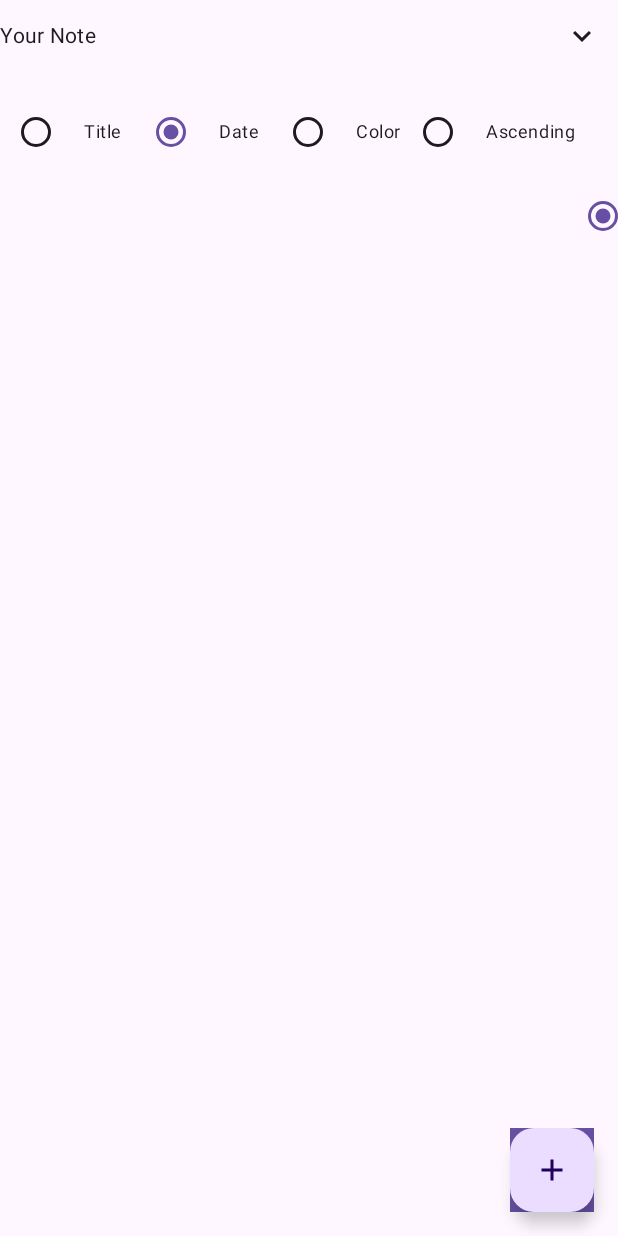
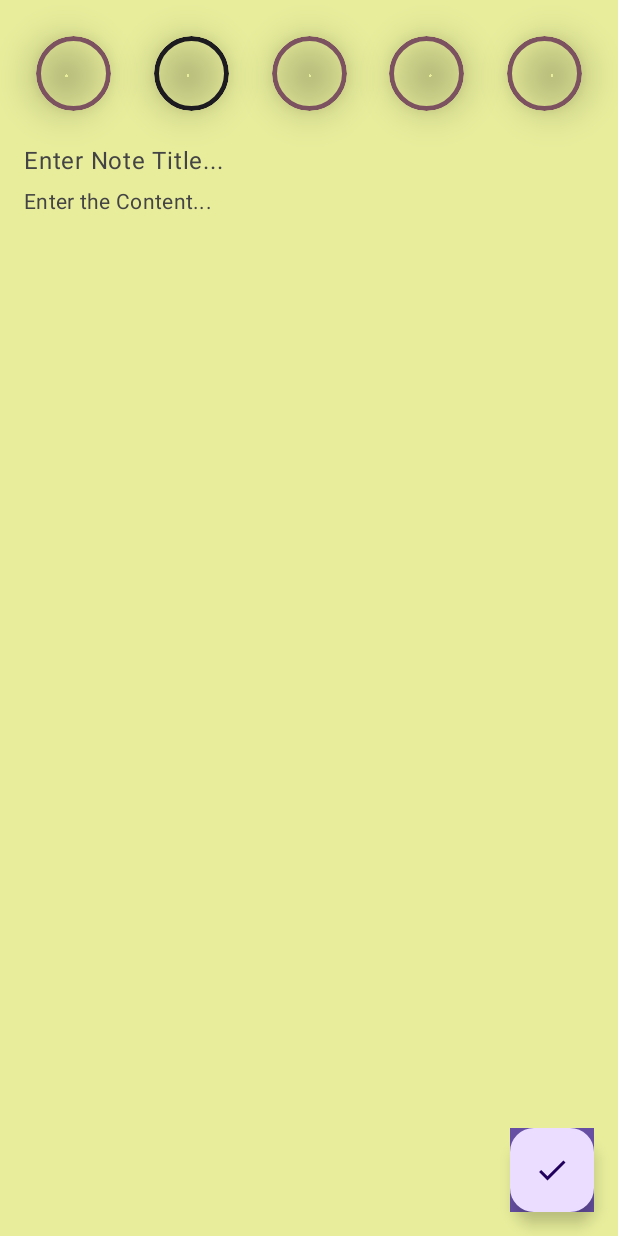
Before and after one commit to Abdallah-Alqiran/Note-App, an Android app built with Jetpack Compose: the screen it shows after launch (MainActivity), after a tap on "Add Note", on a phone screen of 412 x 824 dp. Run offline under Robolectric (Android 15) with nearby library versions, the phone set to English and light mode, and no system bars; our stand-ins replace Dagger/Hilt's generated code, Room's generated code; 1 other tap on this screen came first.

Commit message:
make app working but it needs UI edits

```diff
--- a/app/src/main/java/com/alqiran/noteapp/MainActivity.kt
+++ b/app/src/main/java/com/alqiran/noteapp/MainActivity.kt
@@ -3,8 +3,16 @@ package com.alqiran.noteapp
 import android.os.Bundle
 import androidx.activity.ComponentActivity
 import androidx.activity.compose.setContent
+import androidx.compose.material3.MaterialTheme
+import androidx.compose.material3.Surface
+import androidx.navigation.NavType
+import androidx.navigation.compose.NavHost
+import androidx.navigation.compose.composable
 import androidx.navigation.compose.rememberNavController
+import androidx.navigation.navArgument
+import com.alqiran.noteapp.feature_node.ui.add_edit_note_screen.AddEditNoteScreen
 import com.alqiran.noteapp.feature_node.ui.notes_screen.NotesScreen
+import com.alqiran.noteapp.feature_node.ui.util.Screen
 import com.alqiran.noteapp.theme.NoteAppTheme
 import dagger.hilt.android.AndroidEntryPoint
 
@@ -14,7 +22,39 @@ class MainActivity : ComponentActivity() {
         super.onCreate(savedInstanceState)
         setContent {
             NoteAppTheme {
-                NotesScreen(navController = rememberNavController())
+                Surface(
+                    color = MaterialTheme.colorScheme.background
+                ) {
+                    val navController = rememberNavController()
+                    NavHost(
+                        navController = navController,
+                        startDestination = Screen.NotesScreen.route
+                    ) {
+                        composable(route = Screen.NotesScreen.route) {
+                            NotesScreen(navController = navController)
+                        }
+
+                        composable(
+                            route = Screen.AddEditNoteScreen.route + "?note={noteId}&noteColor={noteColor}",
+                            arguments = listOf(
+                                navArgument(
+                                    name = "noteId"
+                                ) {
+                                    type = NavType.IntType
+                                    defaultValue = -1
+                                },
+                                navArgument(name = "noteColor") {
+                                    type = NavType.IntType
+                                    defaultValue = -1
+                                }
+                            )
+                        ) {
+                            val color = it.arguments?.getInt("noteColor")?: -1
+                            AddEditNoteScreen(navController = navController, noteColor = color)
+                        }
+
+                    }
+                }
             }
         }
     }
--- /dev/null
+++ b/app/src/main/java/com/alqiran/noteapp/feature_node/ui/add_edit_note_screen/AddEditNoteScreen.kt
@@ -0,0 +1,167 @@
+package com.alqiran.noteapp.feature_node.ui.add_edit_note_screen
+
+import android.widget.Toast
+import androidx.compose.animation.Animatable
+import androidx.compose.animation.core.tween
+import androidx.compose.foundation.background
+import androidx.compose.foundation.border
+import androidx.compose.foundation.clickable
+import androidx.compose.foundation.layout.Arrangement
+import androidx.compose.foundation.layout.Box
+import androidx.compose.foundation.layout.Column
+import androidx.compose.foundation.layout.Row
+import androidx.compose.foundation.layout.Spacer
+import androidx.compose.foundation.layout.fillMaxSize
+import androidx.compose.foundation.layout.fillMaxWidth
+import androidx.compose.foundation.layout.height
+import androidx.compose.foundation.layout.padding
+import androidx.compose.foundation.layout.size
+import androidx.compose.foundation.shape.CircleShape
+import androidx.compose.material.icons.Icons
+import androidx.compose.material.icons.filled.Done
+import androidx.compose.material3.FloatingActionButton
+import androidx.compose.material3.Icon
+import androidx.compose.material3.MaterialTheme
+import androidx.compose.material3.Scaffold
+import androidx.compose.runtime.Composable
+import androidx.compose.runtime.LaunchedEffect
+import androidx.compose.runtime.remember
+import androidx.compose.runtime.rememberCoroutineScope
+import androidx.compose.ui.Modifier
+import androidx.compose.ui.draw.clip
+import androidx.compose.ui.draw.shadow
+import androidx.compose.ui.graphics.Color
+import androidx.compose.ui.graphics.toArgb
+import androidx.compose.ui.platform.LocalContext
+import androidx.compose.ui.unit.dp
+import androidx.hilt.navigation.compose.hiltViewModel
+import androidx.navigation.NavController
+import com.alqiran.noteapp.feature_node.domain.model.Note
+import com.alqiran.noteapp.feature_node.ui.add_edit_note_screen.components.TransparentHintTextField
+import com.alqiran.noteapp.feature_node.ui.add_edit_note_screen.viewModel.AddEditNoteEvent
+import com.alqiran.noteapp.feature_node.ui.add_edit_note_screen.viewModel.AddEditNoteViewModel
+import com.alqiran.noteapp.feature_node.ui.add_edit_note_screen.viewModel.EventUi
+import kotlinx.coroutines.flow.collectLatest
+import kotlinx.coroutines.launch
+
+@Composable
+fun AddEditNoteScreen(
+    navController: NavController,
+    noteColor: Int,
+    viewModel: AddEditNoteViewModel = hiltViewModel()
+) {
+
+    val titleState = viewModel.noteTitle.value
+    val contentState = viewModel.noteContent.value
+
+    val context = LocalContext.current
+
+    LaunchedEffect(key1 = true) {
+        viewModel.eventFlow.collectLatest { event ->
+            when(event) {
+                EventUi.SaveNote -> {
+                    navController.navigateUp()
+                }
+                is EventUi.ShowSnackBar -> {
+                    Toast.makeText(context, event.message, Toast.LENGTH_LONG).show()
+                }
+            }
+        }
+    }
+
+    val noteBackgroundAnimatable = remember {
+        Animatable(
+            Color(if (noteColor != -1) noteColor else viewModel.noteColor.value)
+        )
+    }
+
+    val scope = rememberCoroutineScope()
+
+    Scaffold(
+        floatingActionButton = {
+            FloatingActionButton(
+                onClick = { viewModel.onEvent(AddEditNoteEvent.SaveNote) },
+                modifier = Modifier.background(MaterialTheme.colorScheme.primary),
+            ) {
+                Icon(imageVector = Icons.Default.Done, contentDescription = "Save Note")
+            }
+        },
+    ) { paddingValue ->
+        Column(
+            modifier = Modifier
+                .padding(paddingValue)
+                .fillMaxSize()
+                .background(noteBackgroundAnimatable.value)
+                .padding(16.dp)
+        ) {
+
+            Row(
+                modifier = Modifier
+                    .fillMaxWidth()
+                    .padding(8.dp),
+                horizontalArrangement = Arrangement.SpaceBetween
+            ) {
+                Note.noteColors.forEach { color ->
+                    val colorInt = color.toArgb()
+                    Box(
+                        modifier = Modifier
+                            .size(50.dp)
+                            .shadow(15.dp, CircleShape)
+                            .clip(CircleShape)
+                            .border(
+                                width = 3.dp, color = if (viewModel.noteColor.value == colorInt) {
+                                    MaterialTheme.colorScheme.onBackground
+                                } else {
+                                    MaterialTheme.colorScheme.tertiary
+                                },
+                                shape = CircleShape
+                            )
+                            .clickable {
+                                scope.launch {
+                                    noteBackgroundAnimatable.animateTo(
+                                        targetValue = Color(colorInt),
+                                        animationSpec = tween(
+                                            durationMillis = 500
+                                        )
+                                    )
+                                }
+                                viewModel.onEvent(AddEditNoteEvent.ChangeColor(color = colorInt))
+                            }
+                    )
+                }
+            }
+            Spacer(modifier = Modifier.height(16.dp))
+            TransparentHintTextField(
+                text = titleState.text,
+                hint = titleState.hint,
+                onValueChange = {
+                    viewModel.onEvent(AddEditNoteEvent.EnteredTitle(it))
+                },
+                onFocusChange = {
+                    viewModel.onEvent(AddEditNoteEvent.ChangeTitleFocus(it))
+                },
+                isHintVisible = titleState.isHintVisible,
+                singleLine = true,
+                textStyle = MaterialTheme.typography.bodyLarge
+            )
+
+            Spacer(modifier = Modifier.height(8.dp))
+
+            TransparentHintTextField(
+                text = contentState.text,
+                hint = contentState.hint,
+                onValueChange = {
+                    viewModel.onEvent(AddEditNoteEvent.EnteredContent(it))
+                },
+                onFocusChange = {
+                    viewModel.onEvent(AddEditNoteEvent.ChangeContentFocus(it))
+                },
+                isHintVisible = contentState.isHintVisible,
+                textStyle = MaterialTheme.typography.bodyMedium
+            )
+
+
+        }
+
+    }
+}
--- /dev/null
+++ b/app/src/main/java/com/alqiran/noteapp/feature_node/ui/add_edit_note_screen/components/TransparentHintTextField.kt
@@ -0,0 +1,42 @@
+package com.alqiran.noteapp.feature_node.ui.add_edit_note_screen.components
+
+import androidx.compose.foundation.layout.Box
+import androidx.compose.foundation.layout.fillMaxWidth
+import androidx.compose.foundation.text.BasicTextField
+import androidx.compose.material3.Text
+import androidx.compose.runtime.Composable
+import androidx.compose.ui.Modifier
+import androidx.compose.ui.focus.FocusState
+import androidx.compose.ui.focus.onFocusChanged
+import androidx.compose.ui.graphics.Color
+import androidx.compose.ui.text.TextStyle
+
+@Composable
+fun TransparentHintTextField(
+    text: String,
+    hint: String,
+    modifier: Modifier = Modifier,
+    isHintVisible: Boolean = true,
+    onValueChange: (String) -> Unit,
+    textStyle: TextStyle = TextStyle(),
+    singleLine: Boolean = false,
+    onFocusChange: (FocusState) -> Unit
+) {
+    Box(modifier = modifier) {
+        BasicTextField(
+            value = text,
+            onValueChange = onValueChange,
+            singleLine = singleLine,
+            textStyle = textStyle,
+            modifier = Modifier
+                .fillMaxWidth()
+                .onFocusChanged { onFocusChange(it) })
+        if (isHintVisible) {
+            Text(
+                text = hint,
+                style = textStyle,
+                color = Color.DarkGray
+            )
+        }
+    }
+}
--- a/app/src/main/java/com/alqiran/noteapp/feature_node/ui/notes_screen/NotesScreen.kt
+++ b/app/src/main/java/com/alqiran/noteapp/feature_node/ui/notes_screen/NotesScreen.kt
@@ -41,6 +41,7 @@ import com.alqiran.noteapp.feature_node.ui.notes_screen.components.NoteItem
 import com.alqiran.noteapp.feature_node.ui.notes_screen.components.OrderSection
 import com.alqiran.noteapp.feature_node.ui.notes_screen.viewModel.NotesEvent
 import com.alqiran.noteapp.feature_node.ui.notes_screen.viewModel.NotesViewModel
+import com.alqiran.noteapp.feature_node.ui.util.Screen
 import kotlinx.coroutines.launch
 
 
@@ -53,7 +54,9 @@ fun NotesScreen(navController: NavController, viewModel: NotesViewModel = hiltVi
     Scaffold(
         floatingActionButton = {
             FloatingActionButton(
-                onClick = { /*TODO*/ },
+                onClick = {
+                    navController.navigate(Screen.AddEditNoteScreen.route)
+                },
                 modifier = Modifier.background(MaterialTheme.colorScheme.primary),
             ) {
                 Icon(imageVector = Icons.Default.Add, contentDescription = "Add Note")
@@ -97,13 +100,17 @@ fun NotesScreen(navController: NavController, viewModel: NotesViewModel = hiltVi
             Spacer(modifier = Modifier.height(16.dp))
 
             LazyColumn(
-                modifier = Modifier.height(16.dp)
+                modifier = Modifier.fillMaxSize()
             ) {
                 items(state.notes) { note ->
                     NoteItem(
                         note = note, modifier = Modifier
                             .fillMaxWidth()
-                            .clickable { }) {
+                            .clickable {
+                                navController.navigate(
+                                    Screen.AddEditNoteScreen.route + "?noteId=${note.id}&noteColor=${note.color}"
+                                )
+                            }) {
                         viewModel.onEvent(NotesEvent.DeleteNote(note))
                         scope.launch {
                             val result = snackBarHostState.showSnackbar(
--- /dev/null
+++ b/app/src/main/java/com/alqiran/noteapp/feature_node/ui/util/Screen.kt
@@ -0,0 +1,7 @@
+package com.alqiran.noteapp.feature_node.ui.util
+
+sealed class Screen(val route: String) {
+    object NotesScreen: Screen("notes_screen")
+    object AddEditNoteScreen: Screen("add_edit_note_screen")
+
+}
```
